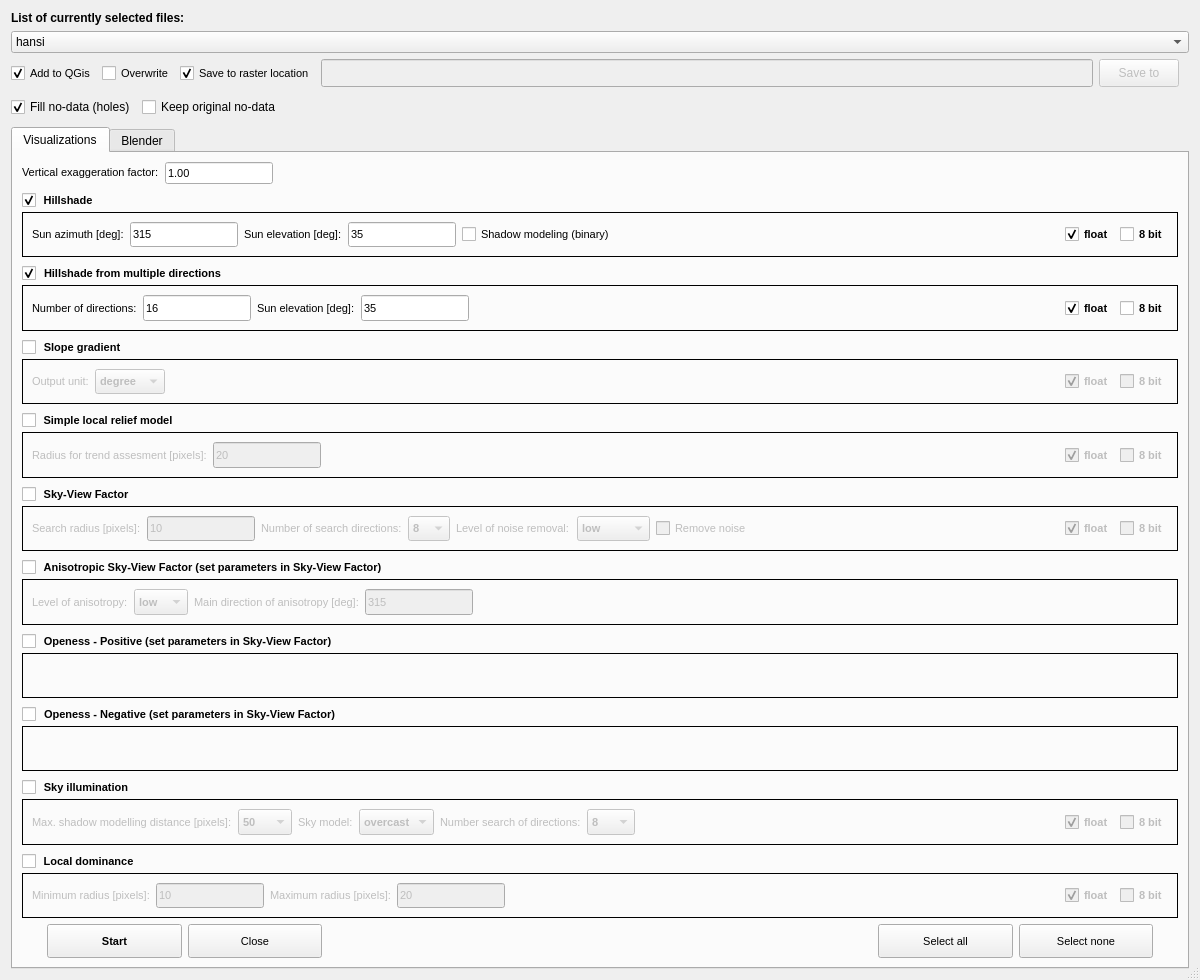
Before: the Qt Designer form zip_build/rvt-qgis/qrvt_dialog_base.ui in EarthObservation/rvt-qgis, drawn with Qt 5.
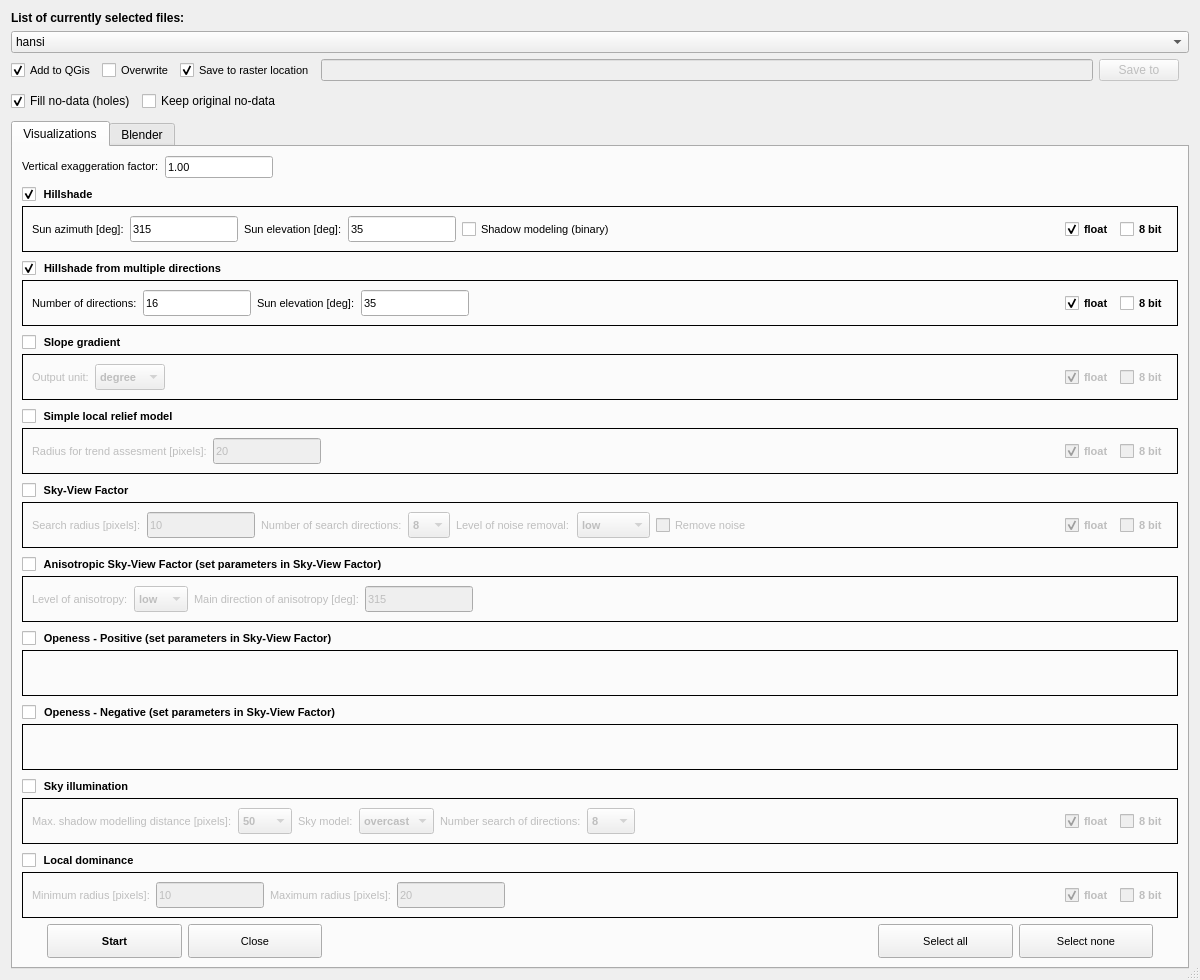
After: the same form once the commit is applied. Custom widgets are drawn as their Qt base class.

Commit message: gui, import gdal exception

Diff of the .ui file:
```diff
--- a/zip_build/rvt-qgis/qrvt_dialog_base.ui
+++ b/zip_build/rvt-qgis/qrvt_dialog_base.ui
@@ -61,7 +61,7 @@
       <enum>QLayout::SetMinAndMaxSize</enum>
      </property>
      <item row="2" column="0">
-      <layout class="QVBoxLayout" name="verticalLayout_7" stretch="1,1,30">
+      <layout class="QVBoxLayout" name="verticalLayout_7" stretch="0,1,30">
        <property name="sizeConstraint">
         <enum>QLayout::SetMinAndMaxSize</enum>
        </property>
@@ -180,7 +180,7 @@
            <property name="minimumSize">
             <size>
              <width>300</width>
-             <height>22</height>
+             <height>0</height>
             </size>
            </property>
            <property name="maximumSize">
@@ -239,6 +239,9 @@
        </item>
        <item>
         <layout class="QHBoxLayout" name="horizontalLayout_24">
+         <property name="sizeConstraint">
+          <enum>QLayout::SetMinimumSize</enum>
+         </property>
          <item>
           <widget class="QCheckBox" name="check_fill_no_data">
            <property name="sizePolicy">
```
The commit also changes 5 other files.
